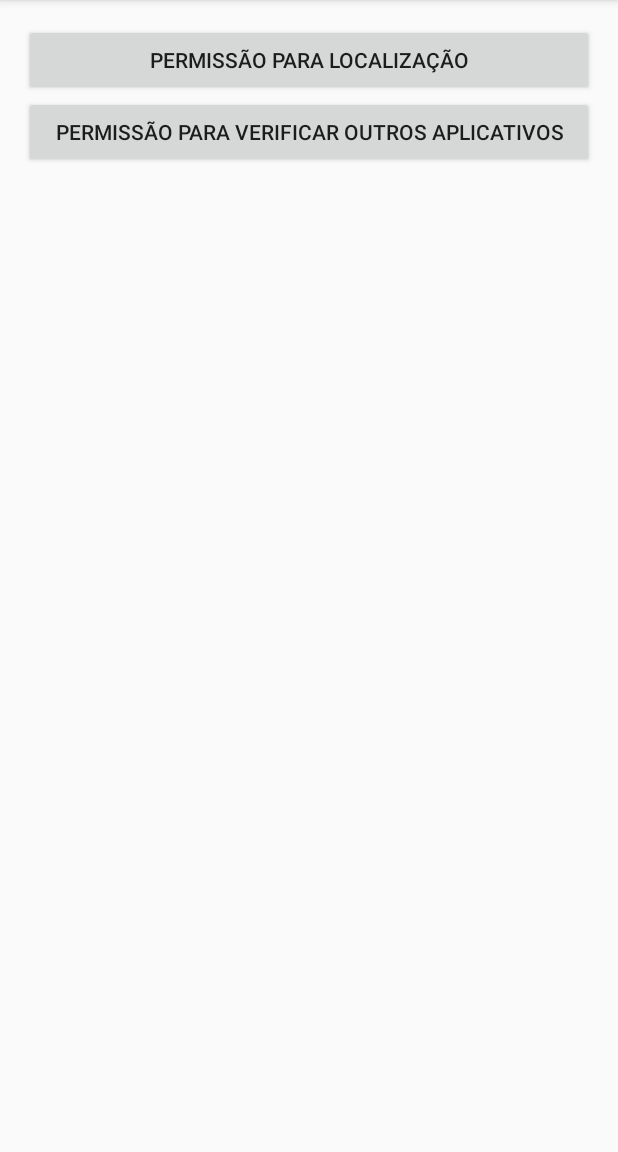
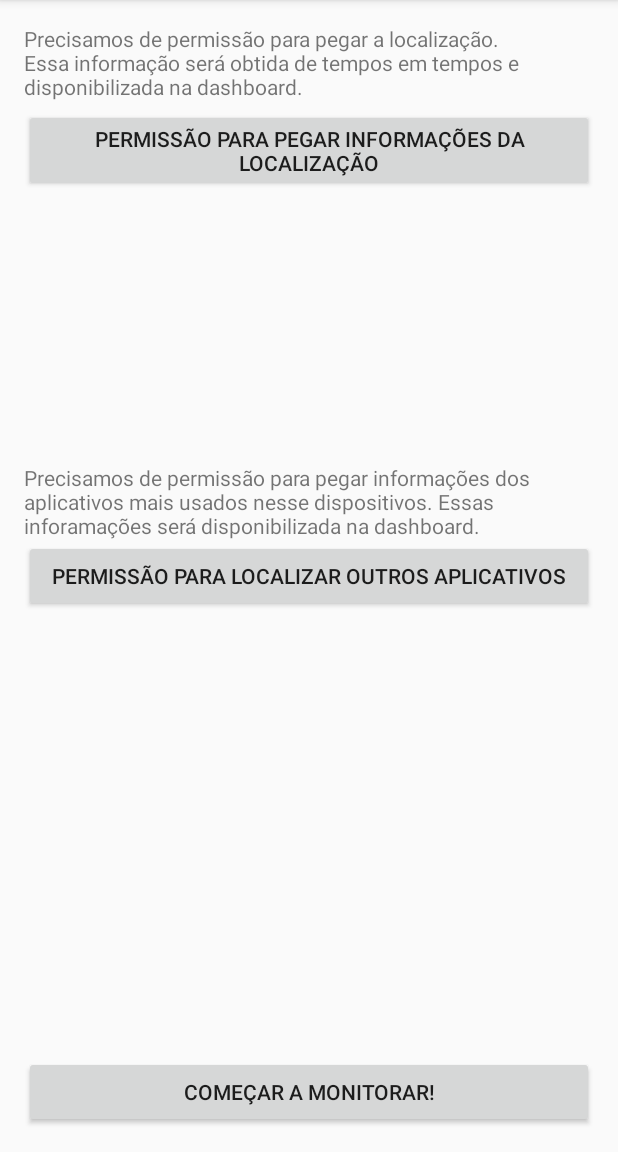
Before and after one commit to thiagoretondar/parental-control-app, an Android app: the AppPermissionActivity screen opened directly, with no data from a screen before it, on a phone screen of 412 x 824 dp, the part 84-1236 px from its top. Run offline under Robolectric (Android 15) with nearby library versions, the phone set to English and light mode, and no system bars.

Commit message:
Modifying permission activity and how to redirect to it

```diff
--- a/app/src/main/java/fei/tcc/parentalcontrol/activity/AppUsageActivity.java
+++ b/app/src/main/java/fei/tcc/parentalcontrol/activity/AppUsageActivity.java
@@ -1,6 +1,5 @@
 package fei.tcc.parentalcontrol.activity;
 
-import android.content.Intent;
 import android.os.Bundle;
 import android.support.v7.app.AppCompatActivity;
 import android.widget.ArrayAdapter;
@@ -10,7 +9,6 @@ import java.util.List;
 
 import fei.tcc.parentalcontrol.R;
 import fei.tcc.parentalcontrol.dao.PackageDao;
-import fei.tcc.parentalcontrol.service.AppUsageInfoService;
 
 public class AppUsageActivity extends AppCompatActivity {
 
@@ -21,12 +19,12 @@ public class AppUsageActivity extends AppCompatActivity {
     @Override
     protected void onCreate(Bundle savedInstanceState) {
         super.onCreate(savedInstanceState);
-        Intent intent = new Intent(this, AppUsageInfoService.class);
+        //Intent intent = new Intent(this, AppUsageInfoService.class);
 
         setContentView(R.layout.activity_app_usage);
         packageView = (ListView) findViewById(R.id.list_package);
 
-        startService(intent);
+        //startService(intent);
     }
 
     @Override
--- a/app/src/main/res/layout/activity_app_permission.xml
+++ b/app/src/main/res/layout/activity_app_permission.xml
@@ -1,5 +1,5 @@
 <?xml version="1.0" encoding="utf-8"?>
-<LinearLayout xmlns:android="http://schemas.android.com/apk/res/android"
+<RelativeLayout xmlns:android="http://schemas.android.com/apk/res/android"
     xmlns:tools="http://schemas.android.com/tools"
     android:layout_width="match_parent"
     android:layout_height="match_parent"
@@ -10,14 +10,40 @@
     android:orientation="vertical"
     tools:context="fei.tcc.parentalcontrol.activity.AppPermissionActivity">
 
+    <TextView
+        android:layout_width="match_parent"
+        android:layout_height="wrap_content"
+        android:layout_marginBottom="5dp"
+        android:text="Precisamos de permissão para pegar a localização. Essa informação será obtida de tempos em tempos e disponibilizada na dashboard."
+        android:id="@+id/textView" />
+
     <Button android:id="@+id/button_location_permission"
         android:layout_width="match_parent"
         android:layout_height="wrap_content"
-        android:text="Permissão para localização" />
+        android:text="Permissão para pegar informações da localização"
+        android:layout_below="@+id/textView"
+        android:layout_alignParentStart="true" />
+    <TextView
+        android:layout_width="match_parent"
+        android:layout_height="wrap_content"
+        android:text="Precisamos de permissão para pegar informações dos aplicativos mais usados nesse dispositivos. Essas inforamações será disponibilizada na dashboard."
+        android:layout_above="@+id/button_packages_permission"
+        android:layout_alignParentStart="true" />
 
     <Button android:id="@+id/button_packages_permission"
         android:layout_width="match_parent"
         android:layout_height="wrap_content"
-        android:text="Permissão para verificar outros aplicativos" />
+        android:text="Permissão para localizar outros aplicativos"
+        android:layout_centerVertical="true"
+        android:layout_alignParentEnd="true" />
 
-</LinearLayout>
+    <Button
+        android:layout_width="match_parent"
+        android:layout_height="wrap_content"
+        android:text="Começar a monitorar!"
+        android:allowUndo="false"
+        android:id="@+id/start_monitoring_btn"
+        android:layout_alignParentBottom="true"
+        android:layout_alignParentStart="true" />
+
+</RelativeLayout>
```
Also changed, not shown: app/src/main/java/fei/tcc/parentalcontrol/activity/LoginActivity.java (+5 -4 lines), app/src/main/java/fei/tcc/parentalcontrol/activity/RegisterActivity.java (+4 -4 lines).
